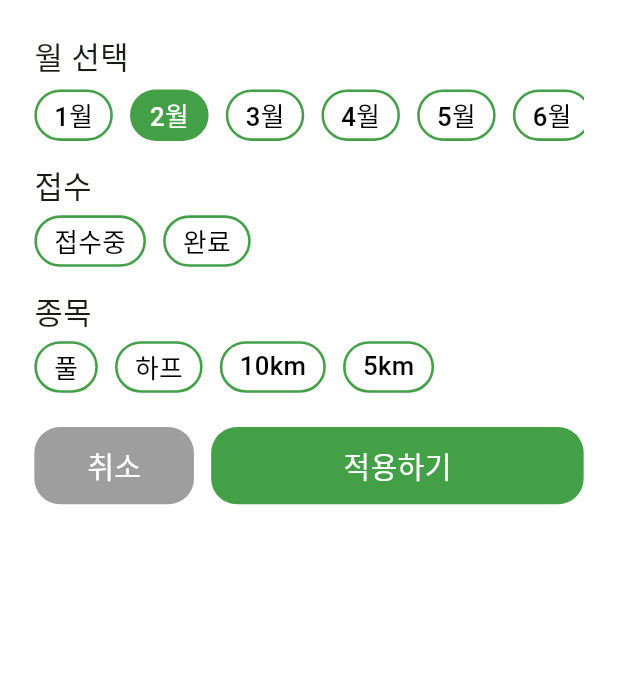
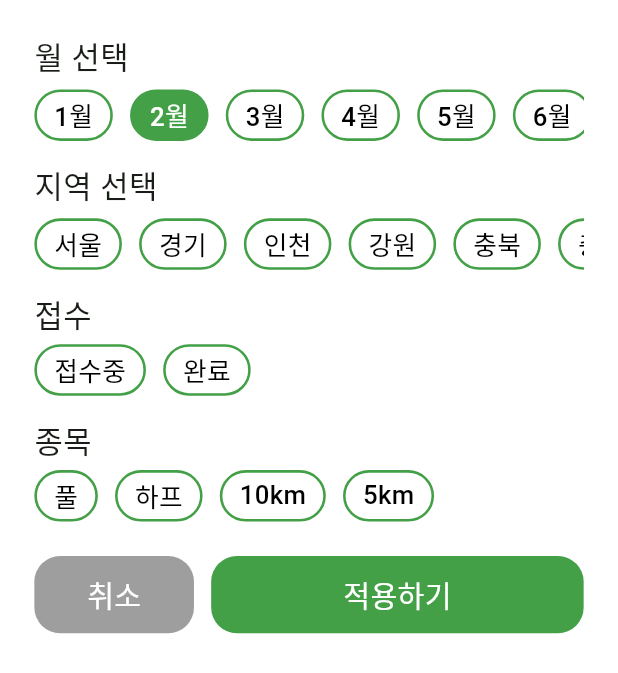
Before and after one commit to leegh519/run-date, a Flutter app: the FilterBottomSheet widget shown alone on an empty page, opened directly, on a phone screen of 412 x 824 dp. Shown: the top 673 px of the screen. Run offline on Flutter 3.47's test engine with Material 3 defaults, Android fonts, the phone set to English and light mode, and no system bars; our stand-ins replace drift, firebase_analytics, firebase_core, firebase_crashlytics, firebase_messaging, flutter_dotenv and 10 more; accounts and stored records are empty; generated files the repository leaves out were written again; Roboto replaces fonts that are missing (Pretendard); project files that could hold a hidden picture were left out.

Commit message:
feature : 지나간 대회 구분, 목록에 요일표시, 지역별 검색 추가 fix : ios dsym 처리
- 지나간 대회 구분
- 목록에 요일표시
- 지역별 검색 추가
- ios dsym 처리
close #1, close #6, close #7, close #8

```diff
--- a/lib/core/utils/datetime_util.dart
+++ b/lib/core/utils/datetime_util.dart
@@ -2,7 +2,7 @@ import 'package:intl/intl.dart';
 
 extension DateTimeExtension on DateTime {
   /// MM-dd
-  String get monthDayFormat => DateFormat('M월 d일').format(this);
+  String get monthDayFormat => DateFormat('M월 d일 E요일', 'ko_KR').format(this);
 
   /// yyyy년MM월dd일
   String get koreanFormat => DateFormat('yy년 M월 d일').format(this);
--- a/lib/features/domain/entities/enums/filter.dart
+++ b/lib/features/domain/entities/enums/filter.dart
@@ -45,3 +45,29 @@ enum NotificationOnOff {
 
   const NotificationOnOff(this.name);
 }
+
+enum Region {
+  seoul('서울'),
+  gyeonggi('경기'),
+  incheon('인천'),
+  gangwon('강원'),
+  chungbuk('충북'),
+  chungnam('충남'),
+  daejeon('대전'),
+  sejong('세종'),
+  jeonbuk('전북'),
+  jeonnam('전남'),
+  gwangju('광주'),
+  gyeongbuk('경북'),
+  gyeongnam('경남'),
+  daegu('대구'),
+  busan('부산'),
+  ulsan('울산'),
+  jeju('제주'),
+  abroad('해외'),
+  other('기타');
+
+  final String name;
+
+  const Region(this.name);
+}
--- a/lib/features/domain/entities/selected_filter.dart
+++ b/lib/features/domain/entities/selected_filter.dart
@@ -10,6 +10,7 @@ class SelectedFilter with _$SelectedFilter {
     @Default([]) List<String> month,
     @Default([]) List<String> reception,
     @Default([]) List<String> event,
+    @Default([]) List<String> region,
     // @Default([]) List<String> notificationOnOff,
   }) = _SelectedFilter;
 
@@ -17,6 +18,7 @@ class SelectedFilter with _$SelectedFilter {
         ...month,
         ...reception,
         ...event,
+        ...region,
         // ...notificationOnOff,
       ];
 }
--- a/lib/features/presentation/widgets/filter_bottom_sheet.dart
+++ b/lib/features/presentation/widgets/filter_bottom_sheet.dart
@@ -56,6 +56,30 @@ class _FilterBottomSheetState extends ConsumerState<FilterBottomSheet> {
                   } else {
                     selectedFilters = selectedFilters.copyWith(
                       month: [...selectedFilters.month, filter],
+                    );
+                  }
+                  setState(() {});
+                },
+              ),
+              SizedBox(
+                height: 8.size,
+              ),
+              Text(
+                '지역 선택',
+                style: TextStyle(
+                  fontSize: 18.size,
+                  fontWeight: FontWeight.w500,
+                ),
+              ),
+              FilterList(
+                filters: Region.values.map((e) => e.name).toList(),
+                selectedFilters: selectedFilters,
+                onTap: (filter) {
+                  if (selectedFilters.region.contains(filter)) {
+                    selectedFilters.region.remove(filter);
+                  } else {
+                    selectedFilters = selectedFilters.copyWith(
+                      region: [...selectedFilters.region, filter],
                     );
                   }
                   setState(() {});
--- a/lib/main.dart
+++ b/lib/main.dart
@@ -4,6 +4,7 @@ import 'package:flutter/foundation.dart';
 import 'package:flutter/material.dart';
 import 'package:flutter/services.dart';
 import 'package:flutter_native_splash/flutter_native_splash.dart';
+import 'package:intl/date_symbol_data_local.dart';
 import 'package:rundate/core/configs/firebase/fcm_setting.dart';
 import 'package:rundate/core/configs/firebase/firebase_options.dart';
 import 'package:flutter_riverpod/flutter_riverpod.dart';
@@ -71,6 +72,7 @@ class RunDate extends ConsumerWidget {
       theme: AppThemeData.theme,
       routerConfig: router,
       builder: (context, child) {
+        initializeDateFormatting(Localizations.localeOf(context).languageCode);
         SizeUtil.getMediaSize(context);
         return child!;
       },
--- a/pubspec.yaml
+++ b/pubspec.yaml
@@ -1,8 +1,8 @@
 name: rundate
-description: "A new Flutter project."
+description: "마라톤 대회 일정 앱"
 publish_to: 'none'
 
-version: 1.0.0+2
+version: 1.0.0+4
 
 environment:
   sdk: '>=3.2.3 <4.0.0'
```
Also changed, not shown: lib/features/domain/usecases/competition_notification.dart (+28 -0 lines), lib/features/presentation/providers/home_controller.dart (+9 -0 lines), lib/features/presentation/widgets/competition_card.dart (+11 -1 lines), lib/features/domain/entities/selected_filter.freezed.dart, lib/features/presentation/providers/home_controller.g.dart, 1 other file.
